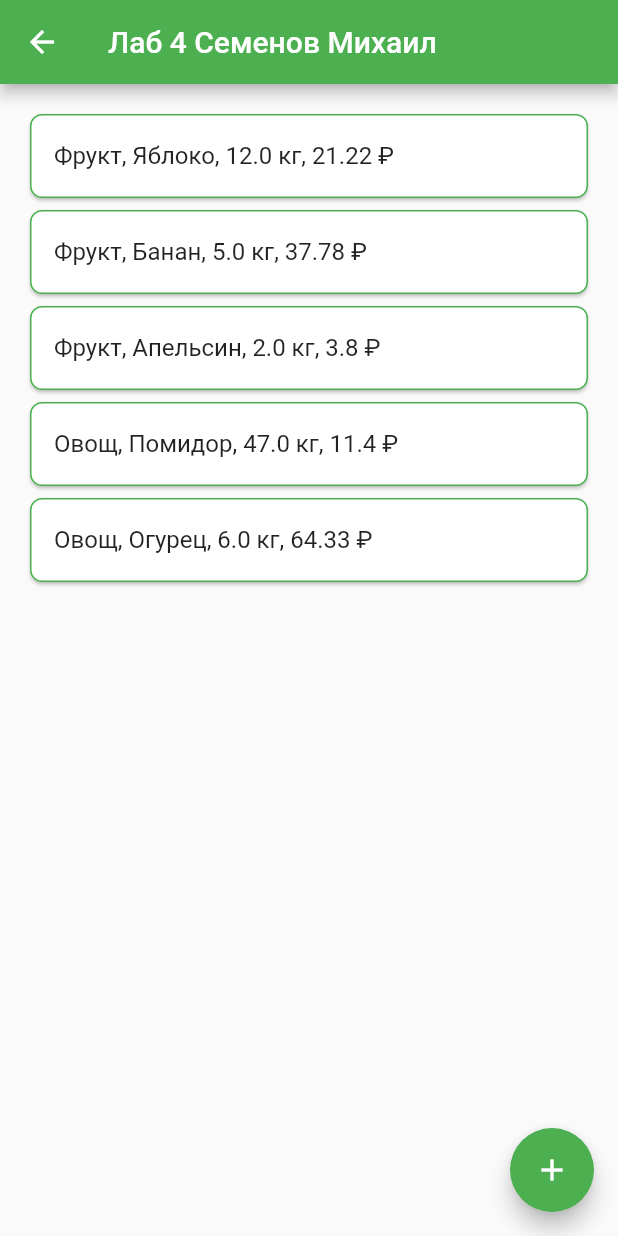
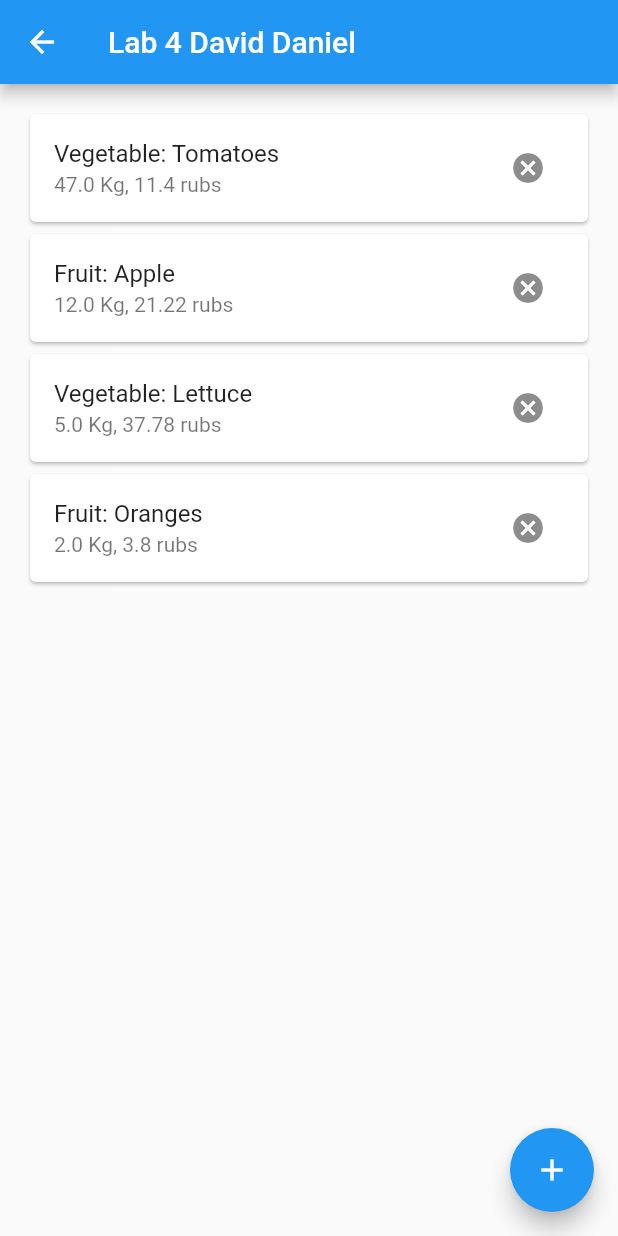
Before and after one commit to dayveedaniel/school_labs, a Flutter app: the Lab4 screen opened directly, on a phone screen of 412 x 824 dp. Run offline on Flutter 3.47's test engine with Material 2 defaults, Android fonts, the phone set to English and light mode, and no system bars; our stand-ins replace camera, geolocator, sqflite; accounts and stored records are empty.

Commit message:
updated labs

```diff
--- a/lib/labs/lab1.dart
+++ b/lib/labs/lab1.dart
@@ -43,7 +43,7 @@ class _Lab1State extends State<Lab1> {
       onTap: () => FocusManager.instance.primaryFocus?.unfocus(),
       child: Scaffold(
         appBar: AppBar(
-          title: const Text('Лаб 1 Семенов Михаил'),
+          title: const Text('Lab 1 David Daniel'),
         ),
         body: Padding(
           padding: const EdgeInsets.all(16.0),
--- a/lib/labs/lab2.dart
+++ b/lib/labs/lab2.dart
@@ -1,5 +1,4 @@
 import 'dart:math';
-
 import 'package:flutter/material.dart';
 
 class Lab2 extends StatefulWidget {
@@ -17,7 +16,7 @@ class _Lab2State extends State<Lab2> {
   @override
   Widget build(BuildContext context) {
     return Scaffold(
-      appBar: AppBar(title: const Text('Лаб 2 Семенов Михаил')),
+      appBar: AppBar(title: const Text('Lab 2 David Daniel')),
       body: SingleChildScrollView(
         child: Column(
           children: [
@@ -30,7 +29,7 @@ class _Lab2State extends State<Lab2> {
                   setState(() {});
                 },
                 child: const Text(
-                  'Добавить Text',
+                  'Add Text',
                   style: TextStyle(color: Colors.white),
                 ),
               ),
@@ -40,7 +39,7 @@ class _Lab2State extends State<Lab2> {
               (e) => Padding(
                 padding: const EdgeInsets.all(16.0),
                 child: Text(
-                  'Число $e',
+                  'Number $e',
                   style: const TextStyle(fontSize: 16),
                 ),
               ),
--- a/lib/labs/lab4.dart
+++ b/lib/labs/lab4.dart
@@ -13,7 +13,9 @@ class ProductModelLab4 {
   final double price;
   final double weight;
 
-  String get info => ('$kind, $title, $weight кг, $price ₽');
+  String get info => '$kind: $title';
+
+  String get subtitle => ('$weight Kg, $price rubs');
 }
 
 class Lab4 extends StatefulWidget {
@@ -30,34 +32,28 @@ class _Lab4State extends State<Lab4> {
   void initState() {
     products.addAll([
       ProductModelLab4(
-        kind: 'Фрукт',
-        title: 'Яблоко',
+        kind: 'Vegetable',
+        title: 'Tomatoes',
+        price: 11.4,
+        weight: 47,
+      ),
+      ProductModelLab4(
+        kind: 'Fruit',
+        title: 'Apple',
         price: 21.22,
         weight: 12,
       ),
       ProductModelLab4(
-        kind: 'Фрукт',
-        title: 'Банан',
+        kind: 'Vegetable',
+        title: 'Lettuce',
         price: 37.78,
         weight: 5,
       ),
       ProductModelLab4(
-        kind: 'Фрукт',
-        title: 'Апельсин',
+        kind: 'Fruit',
+        title: 'Oranges',
         price: 3.8,
         weight: 2,
-      ),
-      ProductModelLab4(
-        kind: 'Овощ',
-        title: 'Помидор',
-        price: 11.4,
-        weight: 47,
-      ),
-      ProductModelLab4(
-        kind: 'Овощ',
-        title: 'Огурец',
-        price: 64.33,
-        weight: 6,
       ),
     ]);
     super.initState();
@@ -95,7 +91,7 @@ class _Lab4State extends State<Lab4> {
   @override
   Widget build(BuildContext context) {
     return Scaffold(
-      appBar: AppBar(title: const Text('Лаб 4 Семенов Михаил')),
+      appBar: AppBar(title: const Text('Lab 4 David Daniel')),
       floatingActionButton: FloatingActionButton(
         onPressed: () async => addNewProduct(context),
         child: const Icon(Icons.add),
@@ -110,12 +106,17 @@ class _Lab4State extends State<Lab4> {
                 final product = products[index];
 
                 return Card(
-                  shape: RoundedRectangleBorder(
-                    side: const BorderSide(color: Colors.green),
-                    borderRadius: BorderRadius.circular(8),
-                  ),
                   child: ListTile(
                     title: Text(product.info),
+                    trailing: IconButton(
+                      icon: Icon(Icons.cancel),
+                      onPressed: (){
+                        setState(() {
+                          products.removeAt(index);
+                        });
+                      },
+                    ),
+                    subtitle: Text(product.subtitle),
                     onTap: () => editProduct(context, index, product),
                   ),
                 );
@@ -184,19 +185,18 @@ class _EditScreenLab4State extends State<EditScreenLab4> {
   Widget build(BuildContext context) {
     return Scaffold(
       appBar: AppBar(
-        title: const Text('Лаб 4 Семенов Михаил'),
+        title: const Text('Lab 4 David Daniel'),
         leading: IconButton(
           icon: const Icon(Icons.chevron_left, size: 35),
           onPressed: () => Navigator.pop(context),
         ),
-        actions: [
-          IconButton(
-            icon: const Icon(Icons.done, size: 35),
-            onPressed: productModel == null
-                ? null
-                : () => Navigator.pop(context, productModel),
-          ),
-        ],
+        actions: [],
+      ),
+      floatingActionButton: FloatingActionButton(
+        onPressed: productModel == null
+            ? null
+            : () => Navigator.pop(context, productModel),
+        child: const Icon(Icons.done, size: 35),
       ),
       body: Padding(
         padding: const EdgeInsets.all(16.0),
@@ -207,26 +207,26 @@ class _EditScreenLab4State extends State<EditScreenLab4> {
             children: [
               TextFormField(
                 controller: _typeController,
-                decoration: const InputDecoration(labelText: 'Тип'),
+                decoration: const InputDecoration(labelText: 'Name'),
               ),
               const SizedBox(height: 12),
               TextFormField(
                 controller: _nameController,
-                decoration: const InputDecoration(labelText: 'Название'),
+                decoration: const InputDecoration(labelText: 'Type'),
               ),
               const SizedBox(height: 12),
               TextFormField(
                 controller: _priceController,
                 keyboardType:
                     const TextInputType.numberWithOptions(decimal: true),
-                decoration: const InputDecoration(labelText: 'Цена'),
+                decoration: const InputDecoration(labelText: 'Price'),
               ),
               const SizedBox(height: 12),
               TextFormField(
                 controller: _weightController,
                 keyboardType:
                     const TextInputType.numberWithOptions(decimal: true),
-                decoration: const InputDecoration(labelText: 'Масса'),
+                decoration: const InputDecoration(labelText: 'Weight'),
               ),
             ],
           ),
--- a/lib/labs/lab5/edit_screen.dart
+++ b/lib/labs/lab5/edit_screen.dart
@@ -58,7 +58,7 @@ class _EditScreenState extends State<EditScreen> {
   Widget build(BuildContext context) {
     return Scaffold(
       appBar: AppBar(
-        title: const Text('Лаб 5 Семенов Михаил'),
+        title: const Text('Lab 5 David Daniel'),
         leading: IconButton(
           icon: const Icon(Icons.chevron_left, size: 35),
           onPressed: () => Navigator.pop(context),
--- a/lib/labs/lab5/lab5.dart
+++ b/lib/labs/lab5/lab5.dart
@@ -85,7 +85,7 @@ class _Lab4State extends State<Lab5> {
   @override
   Widget build(BuildContext context) {
     return Scaffold(
-      appBar: AppBar(title: const Text('Лаб 5 Семенов Михаил')),
+      appBar: AppBar(title: const Text('Lab 5 David Daniel')),
       floatingActionButton: FloatingActionButton(
         onPressed: () async => addNewProduct(context),
         child: const Icon(Icons.add),
--- a/lib/labs/lab6/lab6.dart
+++ b/lib/labs/lab6/lab6.dart
@@ -65,7 +65,7 @@ class _Lab6State extends State<Lab6> {
     return GestureDetector(
       onTap: () => FocusManager.instance.primaryFocus?.unfocus(),
       child: Scaffold(
-        appBar: AppBar(title: const Text('Лаб 6 Семенов Михаил')),
+        appBar: AppBar(title: const Text('Lab 6 David Daniel')),
         body: SingleChildScrollView(
           child: Padding(
             padding: const EdgeInsets.fromLTRB(16, 24, 16, 32),
--- a/lib/labs/models/product_model.dart
+++ b/lib/labs/models/product_model.dart
@@ -17,15 +17,15 @@ class ProductModel {
 
   String get info => ('$kind, $title, $weight кг, $price ₽');
 
-  Map<String, dynamic> toMap() {
-    return <String, dynamic>{
+  Map<String, dynamic> toMap() =>
+     <String, dynamic>{
       'kind': kind,
       'title': title,
       'price': price,
       'weight': weight,
       'filePath': filePath,
     };
-  }
+
 
   static ProductModel fromMap(Map<String, dynamic> map) {
     return ProductModel(
--- a/lib/main.dart
+++ b/lib/main.dart
@@ -17,8 +17,8 @@ class MyApp extends StatelessWidget {
   Widget build(BuildContext context) {
     return MaterialApp(
       debugShowCheckedModeBanner: false,
-      theme: ThemeData(primarySwatch: Colors.green),
-      home: const MyHomePage(title: 'Моб. Разработка'),
+      theme: ThemeData(primarySwatch: Colors.blue),
+      home: const MyHomePage(title: 'Mobile dev'),
     );
   }
 }
```
Also changed, not shown: lib/home_page.dart (+3 -5 lines), lib/labs/lab3.dart (+8 -13 lines), pubspec.yaml (+0 -49 lines), pubspec.lock, 2 other files.
